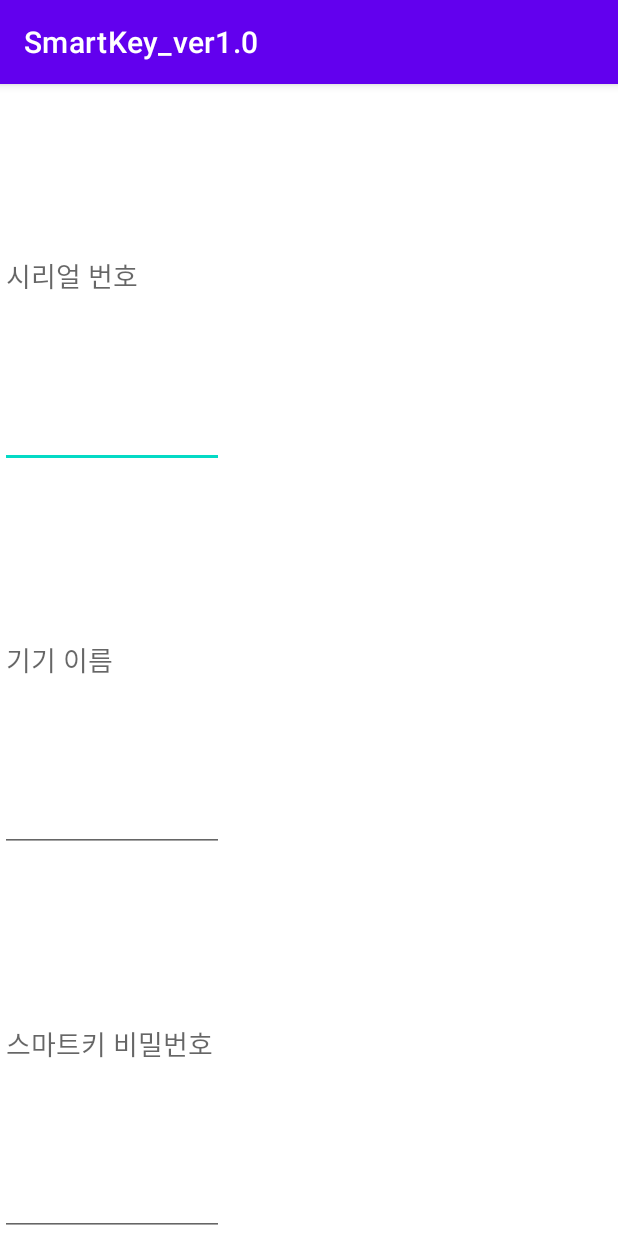
After one commit to luminousxv/Smart-Key, an Android app: the SmartkeyAddKey screen opened directly, with no data from a screen before it, on a phone screen of 412 x 824 dp. The commit adds this screen. Run offline under Robolectric (Android 15) with nearby library versions, the light colour scheme and no system bars.

Commit message:
스마트키 메인 버튼추가 - 새 기기 등록하는 액티비티로 이동 블루투스통신은 아직 X

```diff
--- a/Android/SmartKey_ver10/app/src/main/AndroidManifest.xml
+++ b/Android/SmartKey_ver10/app/src/main/AndroidManifest.xml
@@ -14,6 +14,9 @@
         android:supportsRtl="true"
         android:theme="@style/Theme.SmartKey_ver10"
         android:usesCleartextTraffic="true">
+        <activity
+            android:name=".SmartkeyAddKey"
+            android:exported="false" />
         <activity
             android:name=".SmartkeyDelete"
             android:exported="false" />
--- /dev/null
+++ b/Android/SmartKey_ver10/app/src/main/java/com/example/smartkey_ver10/SmartkeyAddKey.kt
@@ -0,0 +1,11 @@
+package com.example.smartkey_ver10
+
+import androidx.appcompat.app.AppCompatActivity
+import android.os.Bundle
+
+class SmartkeyAddKey : AppCompatActivity() {
+    override fun onCreate(savedInstanceState: Bundle?) {
+        super.onCreate(savedInstanceState)
+        setContentView(R.layout.activity_smartkey_add_key)
+    }
+}
--- /dev/null
+++ b/Android/SmartKey_ver10/app/src/main/res/layout/activity_smartkey_add_key.xml
@@ -0,0 +1,36 @@
+<?xml version="1.0" encoding="utf-8"?>
+<LinearLayout xmlns:android="http://schemas.android.com/apk/res/android"
+    xmlns:app="http://schemas.android.com/apk/res-auto"
+    xmlns:tools="http://schemas.android.com/tools"
+    android:layout_width="match_parent"
+    android:layout_height="match_parent"
+    android:orientation="vertical"
+    tools:context=".SmartkeyAddKey">
+
+    <EditText
+        android:layout_width="wrap_content"
+        android:layout_height="0dp"
+        android:layout_weight="1"
+        android:hint="시리얼 번호"
+        android:ems="7"
+        android:id="@+id/edit_serialnum" />
+
+    <EditText
+        android:layout_width="wrap_content"
+        android:layout_height="0dp"
+        android:layout_weight="1"
+        android:hint="기기 이름"
+        android:ems="7"
+        android:id="@+id/edit_keyName"/>
+
+    <EditText
+        android:layout_width="wrap_content"
+        android:layout_height="0dp"
+        android:layout_weight="1"
+        android:hint="스마트키 비밀번호"
+        android:ems="7"
+        android:id="@+id/edit_smartPw" />
+
+
+
+</LinearLayout>
```
Also changed, not shown: Android/SmartKey_ver10/app/src/main/java/com/example/smartkey_ver10/SmartkeyMain.kt (+7 -1 lines), Android/SmartKey_ver10/app/src/main/res/layout/activity_smartkey_main.xml (+22 -0 lines).
